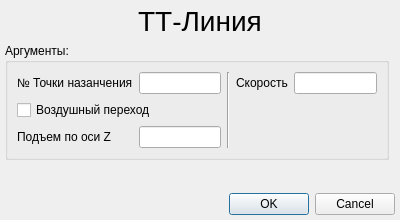
Above: KAMEditor/gui/commands/ttlinedialog.ui from Xtail96/SML before the change. Below: the same form after it.
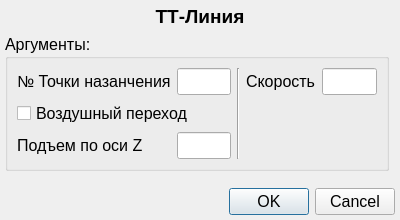
That is the form after the change.

```diff
--- a/KAMEditor/gui/commands/ttlinedialog.ui
+++ b/KAMEditor/gui/commands/ttlinedialog.ui
@@ -16,6 +16,11 @@
     <height>220</height>
    </size>
   </property>
+  <property name="font">
+   <font>
+    <pointsize>12</pointsize>
+   </font>
+  </property>
   <property name="windowTitle">
    <string>ТТ-Линия</string>
   </property>
@@ -133,7 +138,10 @@
      </property>
      <property name="font">
       <font>
-       <pointsize>21</pointsize>
+       <pointsize>14</pointsize>
+       <weight>75</weight>
+       <bold>true</bold>
+       <kerning>true</kerning>
       </font>
      </property>
      <property name="text">
```
